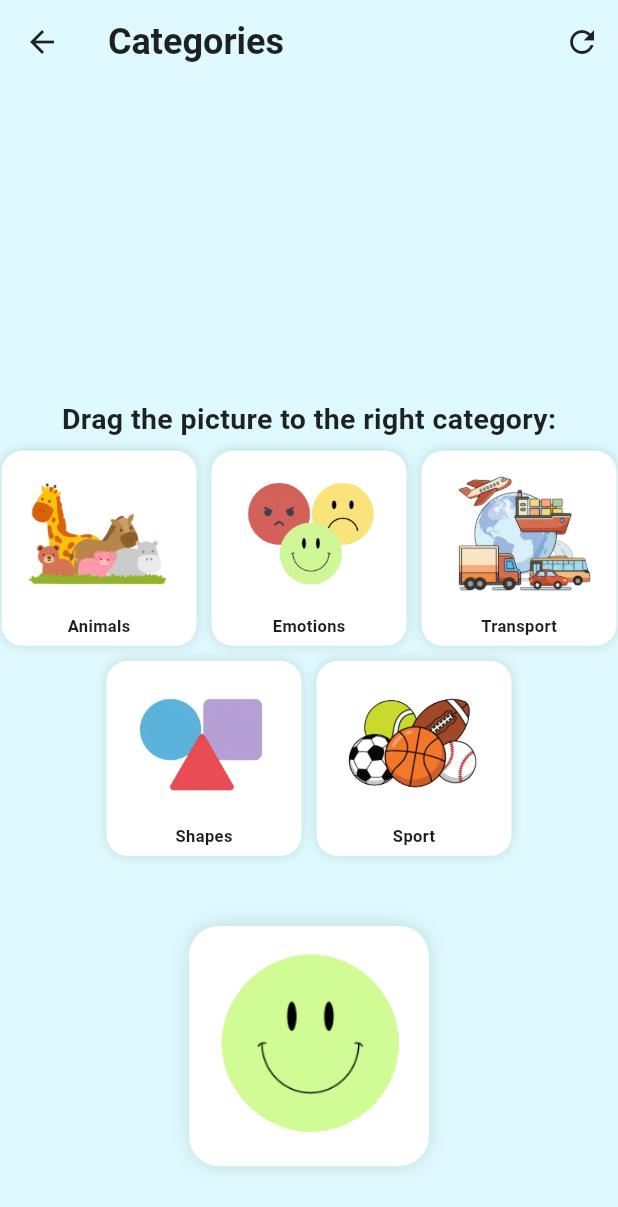
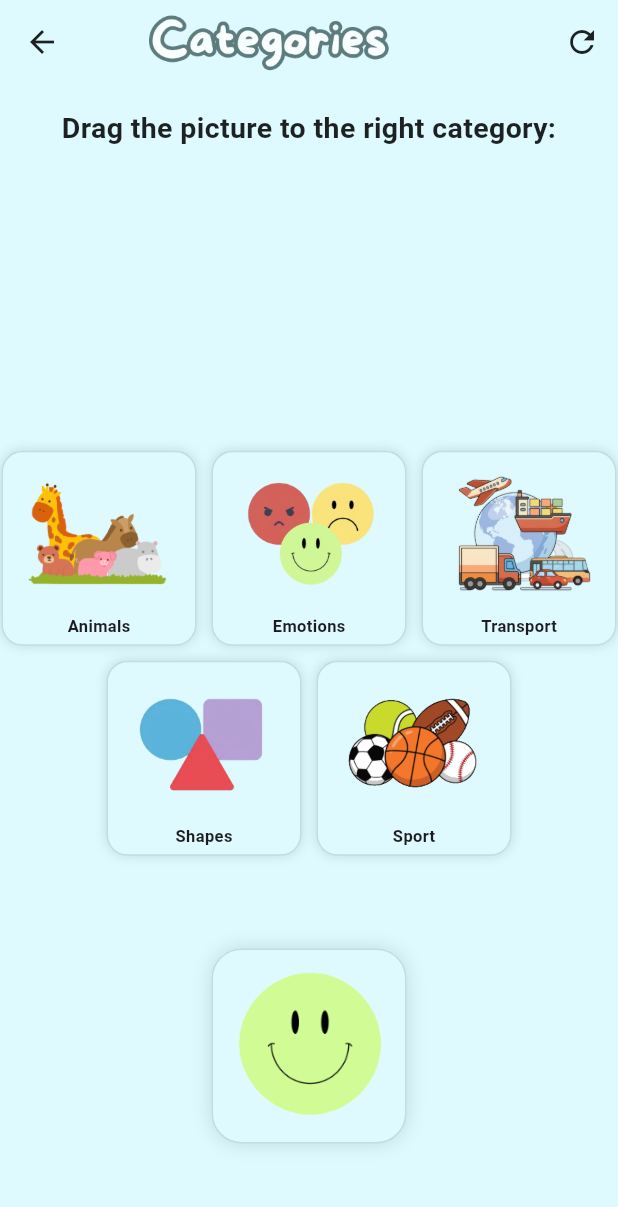
Before and after one commit to tsvetadzh/SuniPal, a Flutter app: the CategoriesGame screen opened directly, on a phone screen of 412 x 824 dp. Shown: the top 1207 px of the screen. Run offline on Flutter 3.47's test engine with Material 3 defaults, Android fonts, the phone set to English and light mode, and no system bars; our stand-ins replace just_audio.

Commit message:
finished the categories game

```diff
--- a/suni_pal_app/lib/pages/categories_game.dart
+++ b/suni_pal_app/lib/pages/categories_game.dart
@@ -123,9 +123,10 @@ class CategoriesGameState extends State<CategoriesGame> {
         backgroundColor: const Color(0xFFDEFAFE),
         elevation: 0,
         iconTheme: const IconThemeData(color: Colors.black87),
-        title: const Text(
-          'Categories',
-          style: TextStyle(color: Colors.black87, fontWeight: FontWeight.bold, fontSize: 24),
+        title: Image.asset(
+          'assets/images/page_titles/categories.png',
+          height: 60,
+          fit: BoxFit.contain,
         ),
         actions: [
           IconButton(icon: const Icon(Icons.refresh), onPressed: restart),
@@ -138,13 +139,9 @@ class CategoriesGameState extends State<CategoriesGame> {
                 children: [
                   const Text(
                     'Well done!',
-                    style: TextStyle(fontSize: 32, fontWeight: FontWeight.bold, color: Colors.black87),
+                    style: TextStyle(fontSize: 32, fontWeight: FontWeight.bold, color: Color.fromARGB(221, 82, 138, 54)),
                   ),
-                  const SizedBox(height: 12),
-                  const Text(
-                    'You sorted all the pictures!',
-                    style: TextStyle(fontSize: 18, color: Colors.black54),
-                  ),
+
                   const SizedBox(height: 32),
                   ElevatedButton(
                     onPressed: restart,
@@ -161,12 +158,6 @@ class CategoriesGameState extends State<CategoriesGame> {
           : LayoutBuilder(
               builder: (context, constraints) {
                 final h = constraints.maxHeight;
-                final w = constraints.maxWidth;
-
-                final catBoxWidth = ((w - 44) / 3).clamp(110.0, 190.0);
-                final catBoxHeight = ((h * 0.67 - 100) / 2).clamp(100.0, 185.0);
-                final catImgSize = catBoxHeight * 0.9;
-                final itemSize = (h * 0.28).clamp(100.0, 160.0);
 
                 return Column(
                   children: [
@@ -174,13 +165,16 @@ class CategoriesGameState extends State<CategoriesGame> {
                       height: h * 0.67,
                       width: double.infinity,
                       child: Column(
-                        mainAxisAlignment: MainAxisAlignment.end,
+                        mainAxisAlignment: MainAxisAlignment.spaceBetween,
                         children: [
-                          const Text(
-                            'Drag the picture to the right category:',
-                            style: TextStyle(fontSize: 19, fontWeight: FontWeight.w600, color: Colors.black87),
+                          const Padding(
+                            padding: EdgeInsets.only(top: 16),
+                            child: Text(
+                              'Drag the picture to the right category:',
+                              style: TextStyle(fontSize: 19, fontWeight: FontWeight.w600, color: Colors.black87),
+                              textAlign: TextAlign.center,
+                            ),
                           ),
-                          SizedBox(height: h * 0.01),
                           Wrap(
                             spacing: 10,
                             runSpacing: 10,
@@ -195,9 +189,9 @@ class CategoriesGameState extends State<CategoriesGame> {
                                     width: 130.0,
                                     height: 130.0,
                                     decoration: BoxDecoration(
-                                      color: isHovering ? Colors.blue.shade100 : Colors.white,
+                                      color: isHovering ? Colors.blue.shade100 : const Color(0xFFDEFAFE),
                                       borderRadius: BorderRadius.circular(14),
-                                      border: isHovering ? Border.all(color: Colors.blue, width: 2) : null,
+                                      border: isHovering ? Border.all(color: Colors.blue, width: 2) : Border.all(color: Colors.black12, width: 1),
                                       boxShadow: [BoxShadow(color: Colors.black12, blurRadius: 6)],
                                     ),
                                     child: Column(
@@ -230,7 +224,7 @@ class CategoriesGameState extends State<CategoriesGame> {
                                 style: TextStyle(
                                   fontSize: 28,
                                   fontWeight: FontWeight.bold,
-                                  color: Colors.green,
+                                  color: Color.fromARGB(255, 109, 179, 112),
                                 ),
                               ),
                             SizedBox(height: h * 0.06),
@@ -254,10 +248,10 @@ class CategoriesGameState extends State<CategoriesGame> {
                                       feedback: Material(
                                         color: Colors.transparent,
                                         child: Container(
-                                          width: itemSize,
-                                          height: itemSize,
+                                          width: 100.0,
+                                          height: 100.0,
                                           decoration: BoxDecoration(
-                                            color: Colors.white,
+                                            color: const Color(0xFFDEFAFE),
                                             borderRadius: BorderRadius.circular(20),
                                             boxShadow: [BoxShadow(color: Colors.black38, blurRadius: 16)],
                                           ),
@@ -268,20 +262,21 @@ class CategoriesGameState extends State<CategoriesGame> {
                                         ),
                                       ),
                                       childWhenDragging: Container(
-                                        width: itemSize,
-                                        height: itemSize,
+                                        width: 130.0,
+                                        height: 130.0,
                                         decoration: BoxDecoration(
-                                          color: Colors.grey.shade200,
+                                          color:Color.fromARGB(255, 222, 250, 254),
                                           borderRadius: BorderRadius.circular(20),
-                                          border: Border.all(color: Colors.grey.shade400, width: 2),
+
                                         ),
                                       ),
                                       child: Container(
-                                        width: itemSize,
-                                        height: itemSize,
+                                        width: 130.0,
+                                        height: 130.0,
                                         decoration: BoxDecoration(
-                                          color: Colors.white,
+                                          color: const Color(0xFFDEFAFE),
                                           borderRadius: BorderRadius.circular(20),
+                                          border: Border.all(color: Colors.black12, width: 1),
                                           boxShadow: [BoxShadow(color: Colors.black12, blurRadius: 10)],
                                         ),
                                         child: ClipRRect(
```
